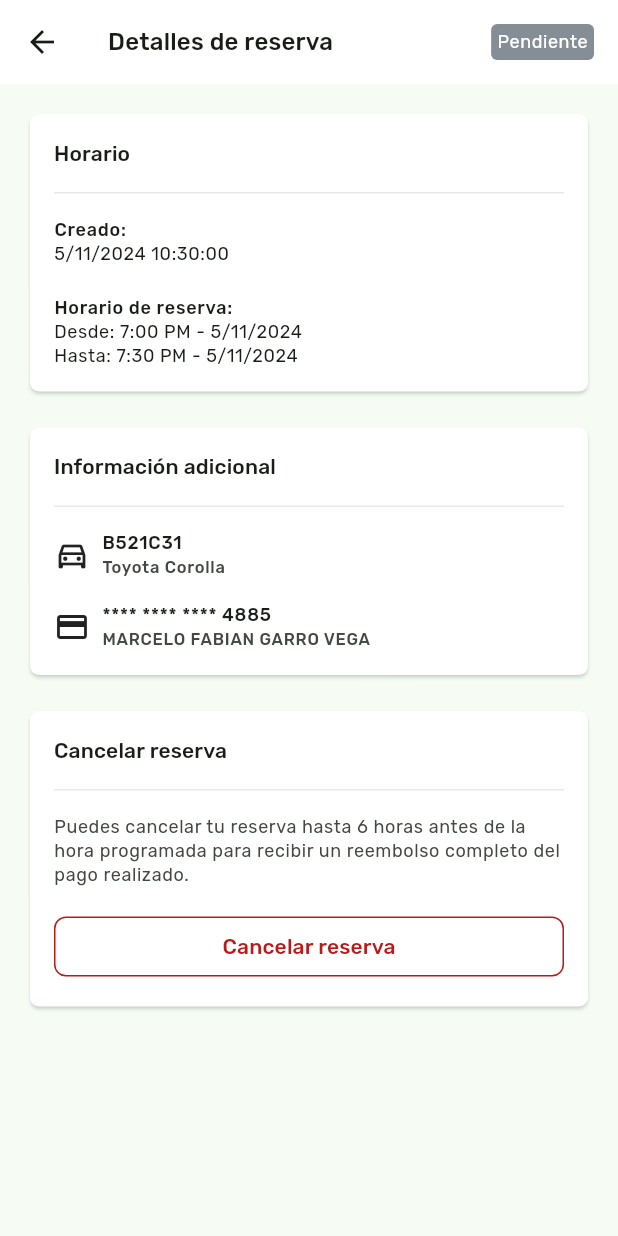
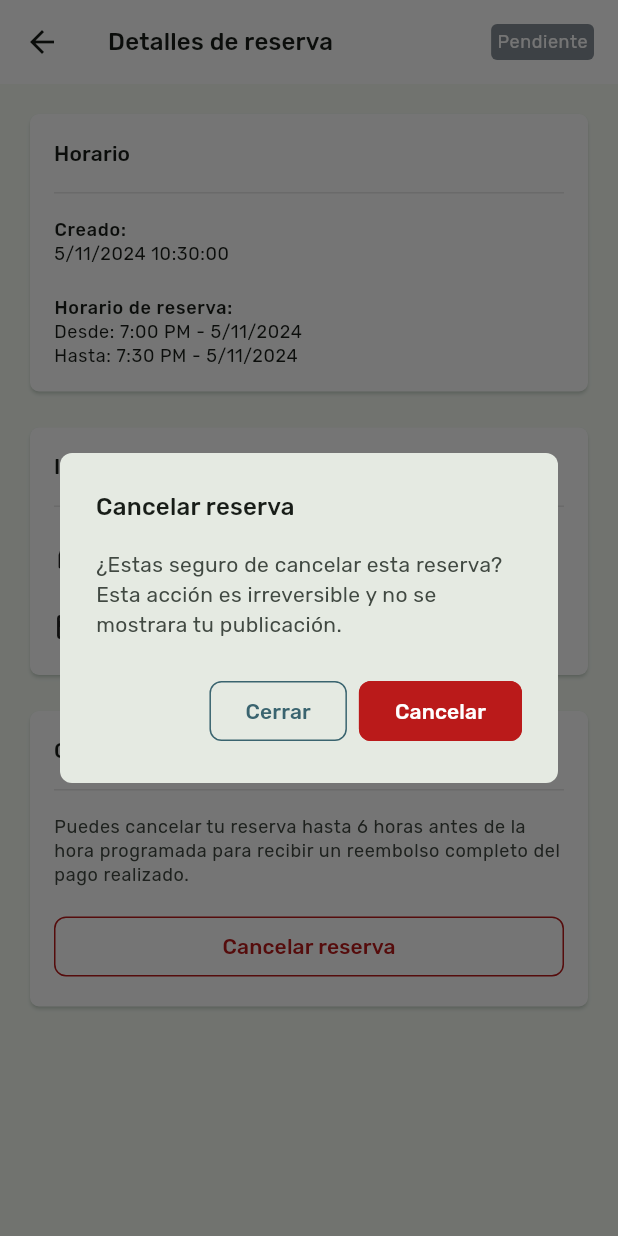
Before and after one commit to HomeyPark/HomeyPark_AppFlutter_patched, a Flutter app: the ReservationDetailScreen screen opened directly, after a tap on "Cancelar reserva", on a phone screen of 412 x 824 dp. Run offline on Flutter 3.47's test engine with Material 3 defaults, Android fonts, the phone set to English and light mode, and no system bars; our stand-ins replace geolocator, google_fonts, google_maps_flutter.

Commit message:
feat: cancel reservation incoming

```diff
--- a/lib/screens/reservation_detail_screen.dart
+++ b/lib/screens/reservation_detail_screen.dart
@@ -2,16 +2,72 @@ import 'package:flutter/material.dart';
 import 'package:homey_park/model/model.dart';
 import 'package:homey_park/widgets/widgets.dart';
 
-class ReservationDetailScreen extends StatelessWidget {
-  const ReservationDetailScreen({super.key});
+class ReservationDetailScreen extends StatefulWidget {
+  ReservationDetailScreen({super.key});
+
+  @override
+  State<ReservationDetailScreen> createState() =>
+      _ReservationDetailScreenState();
+}
+
+class _ReservationDetailScreenState extends State<ReservationDetailScreen> {
+  ReservationStatus status = ReservationStatus.pending;
+
+  final createdDate = DateTime.now().toLocal();
+
+  final startTime = const TimeOfDay(hour: 19, minute: 0);
+
+  final endTime = const TimeOfDay(hour: 19, minute: 30);
 
   @override
   Widget build(BuildContext context) {
     final theme = Theme.of(context);
 
-    final createdDate = DateTime.now().toLocal();
-    final startTime = TimeOfDay(hour: 19, minute: 0);
-    final endTime = TimeOfDay(hour: 19, minute: 30);
+    void showCancelAlertDialog() {
+      showDialog(
+          context: context,
+          builder: (BuildContext context) => AlertDialog(
+                shape: RoundedRectangleBorder(
+                    borderRadius: BorderRadius.circular(8)),
+                title: Text("Cancelar reserva",
+                    style: theme.textTheme.titleMedium),
+                content: Text(
+                  "¿Estas seguro de cancelar esta reserva? Esta acción es irreversible y no se mostrara tu publicación.",
+                  style: theme.textTheme.bodyMedium
+                      ?.apply(color: theme.colorScheme.onSurfaceVariant),
+                ),
+                actions: [
+                  OutlinedButton(
+                    onPressed: () {
+                      Navigator.pop(context, 'Close');
+                    },
+                    style: OutlinedButton.styleFrom(
+                      side: BorderSide(color: theme.colorScheme.tertiary),
+                      shape: RoundedRectangleBorder(
+                          borderRadius: BorderRadius.circular(8)),
+                    ),
+                    child: Text("Cerrar",
+                        style: TextStyle(color: theme.colorScheme.tertiary)),
+                  ),
+                  FilledButton(
+                      onPressed: () {
+                        Navigator.pop(context, 'Ok');
+                        setState(() {
+                          status = ReservationStatus.cancelled;
+                        });
+                      },
+                      style: FilledButton.styleFrom(
+                        overlayColor: theme.colorScheme.error,
+                        shape: RoundedRectangleBorder(
+                          borderRadius: BorderRadius.circular(8),
+                          side: BorderSide(color: theme.colorScheme.error),
+                        ),
+                        backgroundColor: theme.colorScheme.error,
+                      ),
+                      child: const Text("Cancelar")),
+                ],
+              ));
+    }
 
     return Scaffold(
       appBar: AppBar(
@@ -20,10 +76,10 @@ class ReservationDetailScreen extends StatelessWidget {
           style: theme.textTheme.titleMedium,
         ),
         backgroundColor: Colors.white,
-        actions: const [
+        actions: [
           Padding(
-            padding: EdgeInsets.only(right: 16.0),
-            child: ReservationBadgeStatus(status: ReservationStatus.pending),
+            padding: const EdgeInsets.only(right: 16.0),
+            child: ReservationBadgeStatus(status: status),
           )
         ],
       ),
@@ -104,7 +160,8 @@ class ReservationDetailScreen extends StatelessWidget {
                   ],
                 )),
             const SizedBox(height: 16),
-            CardWithHeader(
+            if (status != ReservationStatus.cancelled)
+              CardWithHeader(
                 headerTextStr: "Cancelar reserva",
                 body: Column(children: [
                   Text(
@@ -120,12 +177,13 @@ class ReservationDetailScreen extends StatelessWidget {
                         shape: RoundedRectangleBorder(
                             borderRadius: BorderRadius.circular(8)),
                       ),
-                      onPressed: () {},
+                      onPressed: showCancelAlertDialog,
                       child: Text(
                         "Cancelar reserva",
                         style: TextStyle(color: theme.colorScheme.error),
                       )),
-                ])),
+                ]),
+              ),
           ],
         ),
       ),
--- a/lib/screens/reservations_screen.dart
+++ b/lib/screens/reservations_screen.dart
@@ -14,7 +14,7 @@ class _ReservationsScreenState extends State<ReservationsScreen> {
   void onTapReservation(int id) {
     Navigator.push(
       context,
-      MaterialPageRoute(builder: (context) => const ReservationDetailScreen()),
+      MaterialPageRoute(builder: (context) => ReservationDetailScreen()),
     );
   }
 
```
